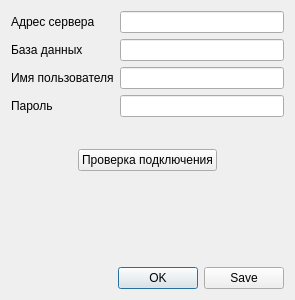
Qt form ui/dbsettings_dialog.ui (caxapyk/gaoo-cfp) before a commit.
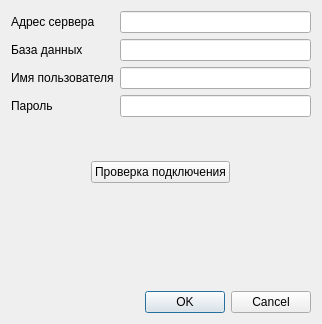
The same form after that commit.

Commit message: refactoring, sort desc added, manage connection dialog handled

```diff
--- a/ui/dbsettings_dialog.ui
+++ b/ui/dbsettings_dialog.ui
@@ -6,8 +6,8 @@
    <rect>
     <x>0</x>
     <y>0</y>
-    <width>295</width>
-    <height>300</height>
+    <width>322</width>
+    <height>324</height>
    </rect>
   </property>
   <property name="windowTitle">
@@ -107,11 +107,17 @@
    </item>
    <item>
     <widget class="QDialogButtonBox" name="buttonBox">
+     <property name="layoutDirection">
+      <enum>Qt::LeftToRight</enum>
+     </property>
+     <property name="autoFillBackground">
+      <bool>false</bool>
+     </property>
      <property name="orientation">
       <enum>Qt::Horizontal</enum>
      </property>
      <property name="standardButtons">
-      <set>QDialogButtonBox::Ok|QDialogButtonBox::Save</set>
+      <set>QDialogButtonBox::Cancel|QDialogButtonBox::Ok</set>
      </property>
     </widget>
    </item>
```
The commit also changes 16 other files.
